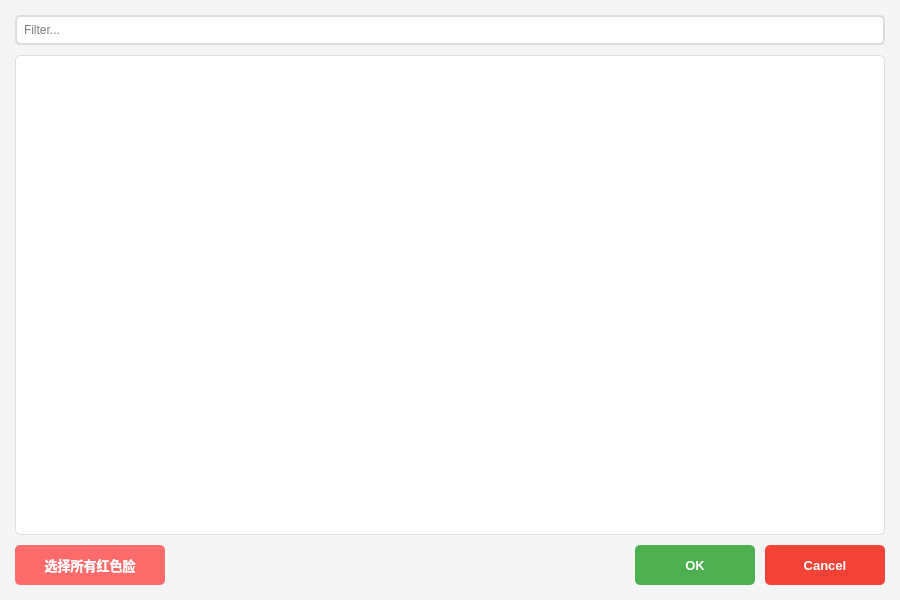
The window that ui/main_screen.ui (fqscfqj/MO2-Batch-Plugin-Cleane-CN) describes before a commit, drawn with Qt 5.
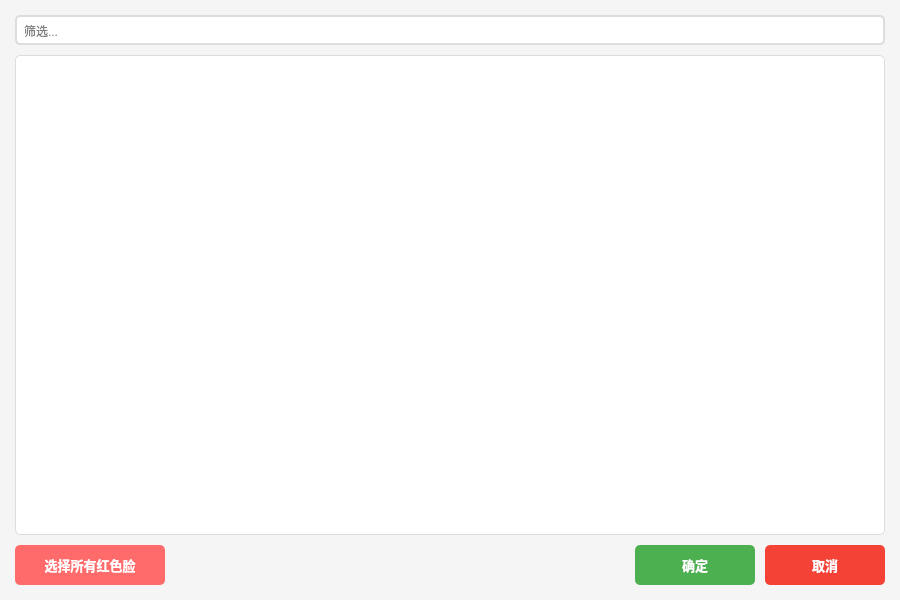
The same window after the commit.

Commit message: 翻译界面文本为中文，优化用户体验

What changed in the file:
```diff
--- a/ui/main_screen.ui
+++ b/ui/main_screen.ui
@@ -74,7 +74,7 @@
       </size>
      </property>
      <property name="placeholderText">
-      <string>Filter...</string>
+      <string>筛选...</string>
      </property>
      <property name="clearButtonEnabled">
       <bool>true</bool>
@@ -208,7 +208,7 @@
 }</string>
        </property>
        <property name="text">
-        <string>OK</string>
+        <string>确定</string>
        </property>
        <property name="autoDefault">
         <bool>false</bool>
@@ -249,7 +249,7 @@
 }</string>
        </property>
        <property name="text">
-        <string>Cancel</string>
+        <string>取消</string>
        </property>
        <property name="shortcut">
         <string>Esc</string>
```
Left out of the diff: 2 changed lines with no effect on the pictures. The commit also changes 2 other files.
